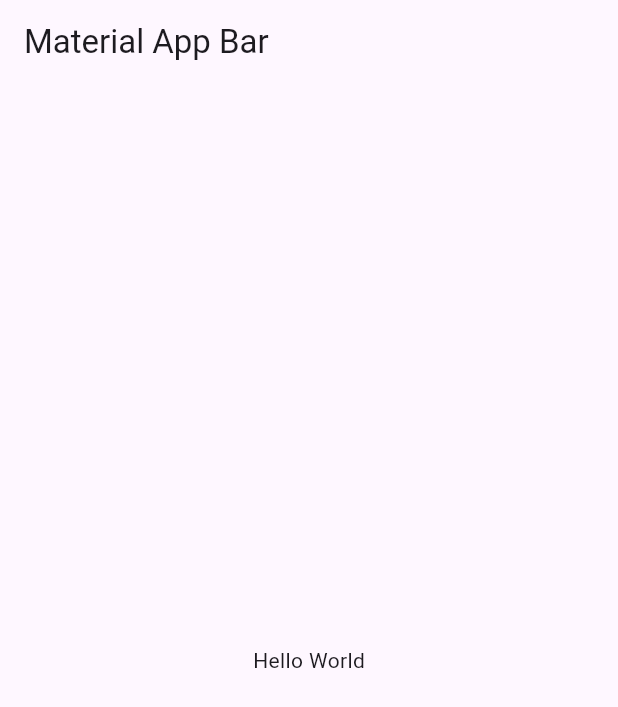
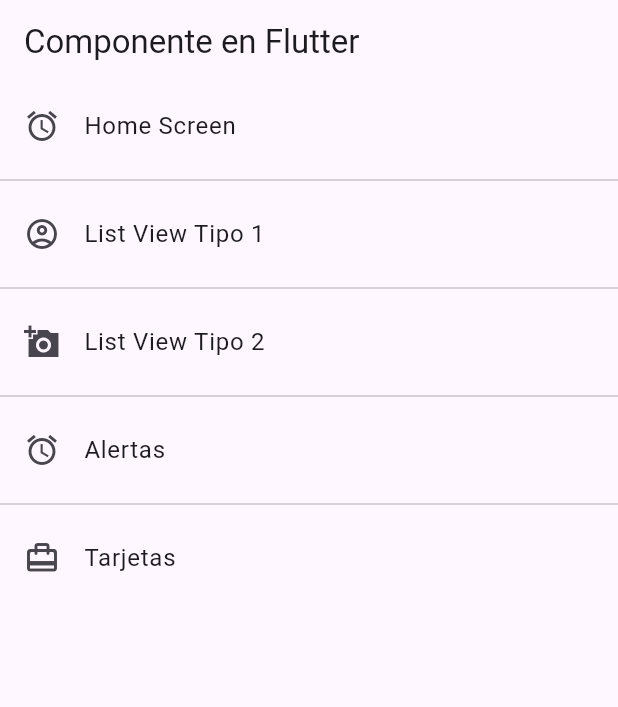
Before and after one commit to Cris2518/fl_components, a Flutter app: the screen it shows after launch, on a phone screen of 412 x 824 dp. Shown: the top 707 px of the screen. Run offline on Flutter 3.47's test engine with Material 3 defaults, Android fonts, the phone set to English and light mode, and no system bars.

Commit message:
componentes flutter

```diff
--- a/lib/main.dart
+++ b/lib/main.dart
@@ -1,3 +1,4 @@
+import 'package:fl_components/router/app_routes.dart';
 import 'package:flutter/material.dart';
 
 void main() => runApp(const MyApp());
@@ -9,14 +10,10 @@ class MyApp extends StatelessWidget {
   Widget build(BuildContext context) {
     return MaterialApp(
       title: 'Material App',
-      home: Scaffold(
-        appBar: AppBar(
-          title: const Text('Material App Bar'),
-        ),
-        body: const Center(
-          child: Text('Hello World'),
-        ),
-      ),
+      debugShowCheckedModeBanner: false,
+      initialRoute: AppRoutes.inialRoute,
+      routes: AppRoutes.getAppRoutes(),
+      onGenerateRoute: AppRoutes.onGenerateRoute,
     );
   }
 }
--- /dev/null
+++ b/lib/models/menu_option.dart
@@ -0,0 +1,16 @@
+import 'package:flutter/material.dart' show IconData, Widget;
+
+class MenuOption {
+
+  final String route;
+  final IconData iconData;
+  final String name;
+  final Widget screen;
+
+  MenuOption({
+    required this.name,
+    required this.route,
+    required this.screen,
+    required this.iconData
+  });
+}
--- /dev/null
+++ b/lib/models/models.dart
@@ -0,0 +1,2 @@
+
+export 'package:fl_components/models/menu_option.dart';
--- /dev/null
+++ b/lib/router/app_routes.dart
@@ -0,0 +1,40 @@
+import 'package:fl_components/models/models.dart';
+import 'package:flutter/material.dart';
+import 'package:fl_components/screens/screens.dart';
+
+class AppRoutes {
+
+  static const inialRoute = 'home';
+
+  static final menuOptions = <MenuOption>[
+    // TODO: BORRAR HOME
+    MenuOption(name: 'Home Screen', route: 'home', screen: HomeScreen(), iconData: Icons.access_alarm),
+    MenuOption(name: 'List View Tipo 1', route: 'listview1', screen: Listview1Screen(), iconData: Icons.account_circle_outlined),
+    MenuOption(name: 'List View Tipo 2', route: 'listview2', screen: Listview2Screen(), iconData: Icons.add_a_photo_sharp),
+    MenuOption(name: 'Alertas', route: 'alert', screen: AlertScreen(), iconData: Icons.alarm),
+    MenuOption(name: 'Tarjetas', route: 'card', screen: CardScreen(), iconData: Icons.card_travel_rounded)
+  ];
+
+  static Map<String, Widget Function(BuildContext)> getAppRoutes(){
+
+    Map<String, Widget Function(BuildContext)> appRoutes = {};
+
+    for (final option in menuOptions){
+      appRoutes.addAll({option.route: (BuildContext context) => option.screen});
+    }
+
+    return appRoutes;
+  }
+
+  // static Map<String, Widget Function(BuildContext)> routes = {
+  //         'home' : (BuildContext context) => const HomeScreen(),
+  //         'listview1' : (BuildContext context) => const Listview1Screen(),
+  //         'listview2' : (BuildContext context) => const Listview2Screen(),
+  //         'alert' : (BuildContext context) => const AlertScreen(),
+  //         'card' : (BuildContext context) => const CardScreen(),
+  //       };
+
+  static Route<dynamic> onGenerateRoute(RouteSettings setting){
+    return MaterialPageRoute(builder: (context) => Listview1Screen());
+  }
+}
--- /dev/null
+++ b/lib/screens/home_screen.dart
@@ -0,0 +1,50 @@
+import 'package:fl_components/router/app_routes.dart';
+import 'package:flutter/material.dart';
+
+class HomeScreen extends StatelessWidget {
+
+  const HomeScreen({super.key});
+
+  @override
+  Widget build(BuildContext context) {
+
+    final menuOptions = AppRoutes.menuOptions;
+
+    return Scaffold(
+      appBar: AppBar(
+        title: Text('Componente en Flutter'),
+        elevation: 0,
+      ),
+      body: ListView.separated(
+        itemBuilder: (context, index) => ListTile(
+          leading: Icon(menuOptions[index].iconData),
+          title: Text(menuOptions[index].name),
+          onTap: () {
+            final route = MaterialPageRoute(
+              builder: (context) => menuOptions[index].screen
+            );
+
+            Navigator.push(context, route);
+          },
+        ),
+        separatorBuilder: (context, index) => Divider(),
+        itemCount: menuOptions.length
+        )
+    );
+  }
+}
+
+//          (context, index) => ListTile(
+//           leading: Icon(Icons.ac_unit_rounded),
+//           title: Text('Nombre de la ruta'),
+//           onTap: (){
+
+//             // final route = MaterialPageRoute(
+//             //   builder: (context) => Listview1Screen()
+//             // );
+//             // Navigator.pushReplacement(context, route);
+
+//             //Navigator.pushNamed(context, 'car2');
+
+//           },
+//         ),
--- /dev/null
+++ b/lib/screens/screens.dart
@@ -0,0 +1,6 @@
+export 'package:fl_components/screens/listview2_screen.dart';
+export 'package:fl_components/screens/alert_screen.dart';
+export 'package:fl_components/screens/card_screen.dart';
+export 'package:fl_components/screens/listview1_screen.dart';
+
+export 'package:fl_components/screens/home_screen.dart';
```
Also changed, not shown: lib/screens/alert_screen.dart (added, +15 -0 lines), lib/screens/card_screen.dart (added, +15 -0 lines), lib/screens/listview1_screen.dart (added, +28 -0 lines), lib/screens/listview2_screen.dart (added, +31 -0 lines).
